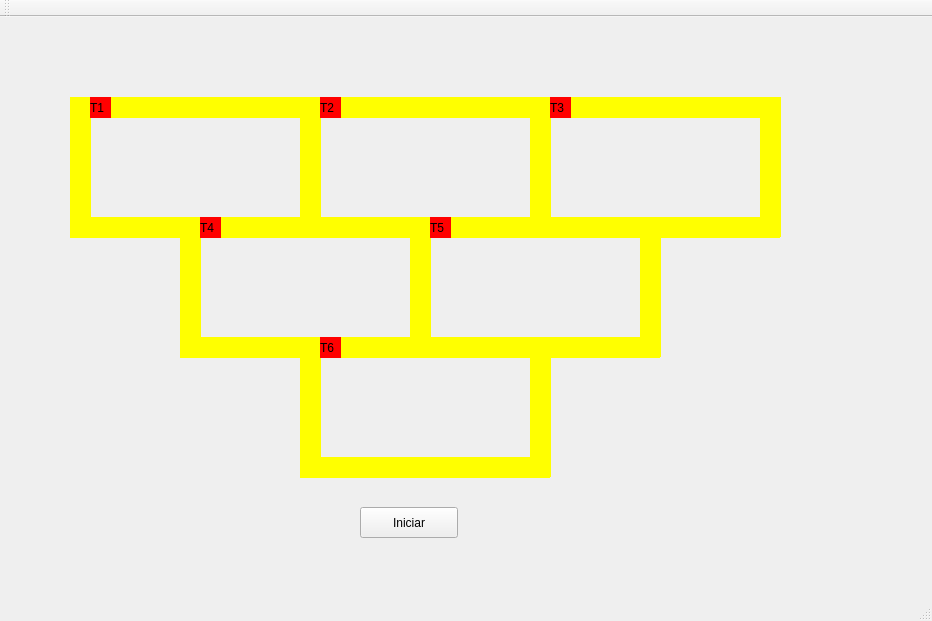
First picture: the form in mainwindow.ui, repository mclara-s/SO_U1-Trens, before the edit.
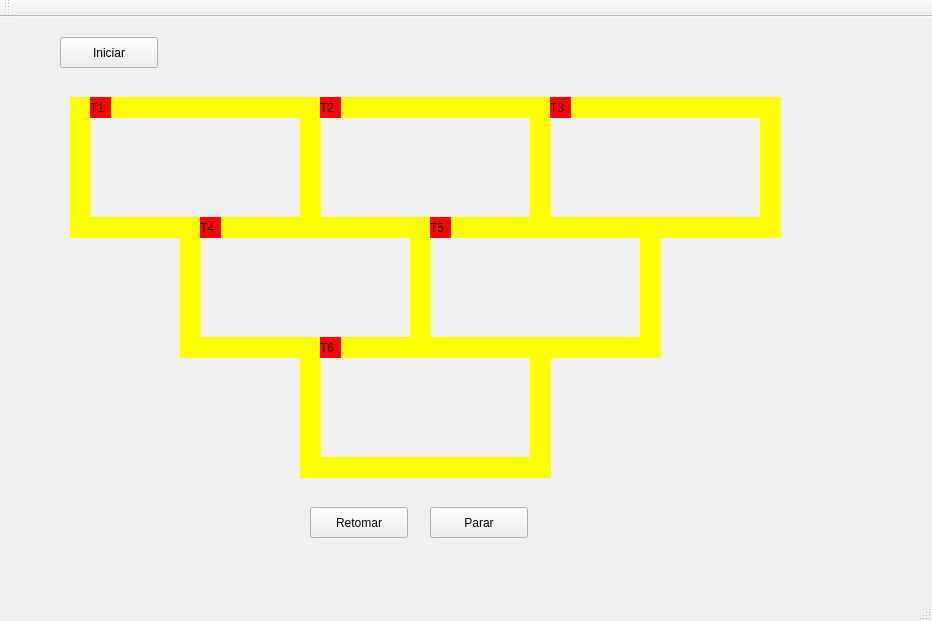
Second picture: the form after the edit.

Commit message: adicionado butões Parar e retomar. Adicionado esqueleto das verificações de colisão na classe Trem

```diff
--- a/mainwindow.ui
+++ b/mainwindow.ui
@@ -106,8 +106,8 @@
    <widget class="QPushButton" name="pushButton">
     <property name="geometry">
      <rect>
-      <x>360</x>
-      <y>490</y>
+      <x>60</x>
+      <y>20</y>
       <width>98</width>
       <height>31</height>
      </rect>
@@ -444,6 +444,32 @@
      <string>T6</string>
     </property>
    </widget>
+   <widget class="QPushButton" name="pushButton_2">
+    <property name="geometry">
+     <rect>
+      <x>430</x>
+      <y>490</y>
+      <width>98</width>
+      <height>31</height>
+     </rect>
+    </property>
+    <property name="text">
+     <string>Parar</string>
+    </property>
+   </widget>
+   <widget class="QPushButton" name="pushButton_3">
+    <property name="geometry">
+     <rect>
+      <x>310</x>
+      <y>490</y>
+      <width>98</width>
+      <height>31</height>
+     </rect>
+    </property>
+    <property name="text">
+     <string>Retomar</string>
+    </property>
+   </widget>
    <zorder>label_trilho1</zorder>
    <zorder>label_trilho1_2</zorder>
    <zorder>label_trilho1_3</zorder>
```
Left out of the diff: 2 changed lines with no effect on the pictures. The commit also changes 4 other files.
